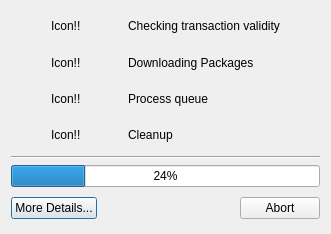
Above: trunk/ui/transactionDialog.ui from drf/shaman1 before the change. Below: the same form after it.
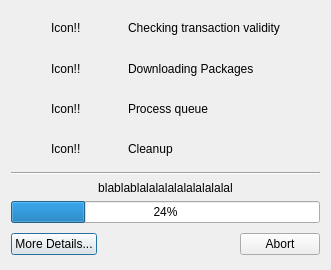
That is the form after the change.

Patch:
```diff
--- a/trunk/ui/transactionDialog.ui
+++ b/trunk/ui/transactionDialog.ui
@@ -6,7 +6,7 @@
     <x>0</x>
     <y>0</y>
     <width>331</width>
-    <height>234</height>
+    <height>270</height>
    </rect>
   </property>
   <property name="windowTitle" >
@@ -119,14 +119,14 @@
      </property>
     </widget>
    </item>
-   <item row="2" column="0" >
+   <item row="3" column="0" >
     <widget class="QProgressBar" name="progressBar" >
      <property name="value" >
       <number>24</number>
      </property>
     </widget>
    </item>
-   <item row="3" column="0" >
+   <item row="4" column="0" >
     <layout class="QHBoxLayout" >
      <item>
       <widget class="QPushButton" name="showDetails" >
@@ -157,6 +157,22 @@
      </item>
     </layout>
    </item>
+   <item row="2" column="0" >
+    <widget class="QLabel" name="actionDetail" >
+     <property name="sizePolicy" >
+      <sizepolicy vsizetype="Maximum" hsizetype="Preferred" >
+       <horstretch>0</horstretch>
+       <verstretch>0</verstretch>
+      </sizepolicy>
+     </property>
+     <property name="text" >
+      <string>blablablalalalalalalalalalal</string>
+     </property>
+     <property name="alignment" >
+      <set>Qt::AlignCenter</set>
+     </property>
+    </widget>
+   </item>
   </layout>
  </widget>
  <resources/>
```
